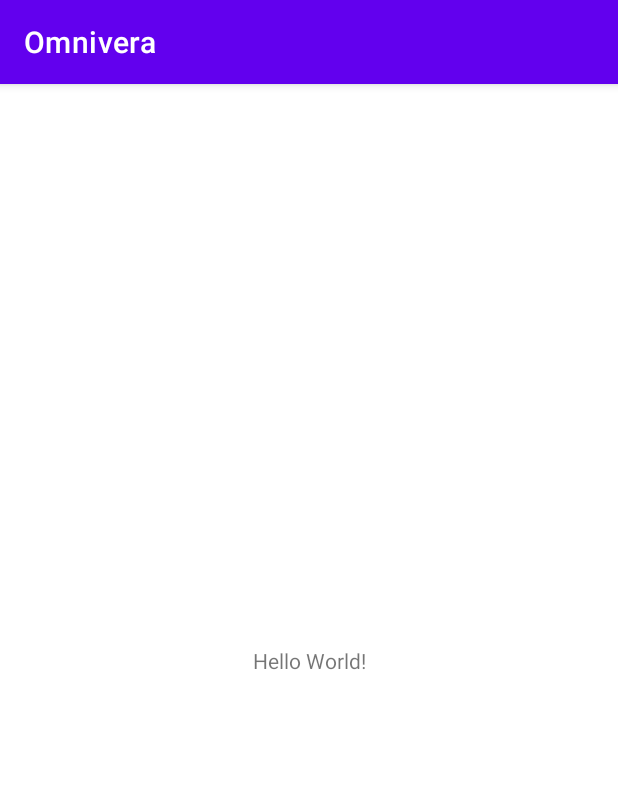
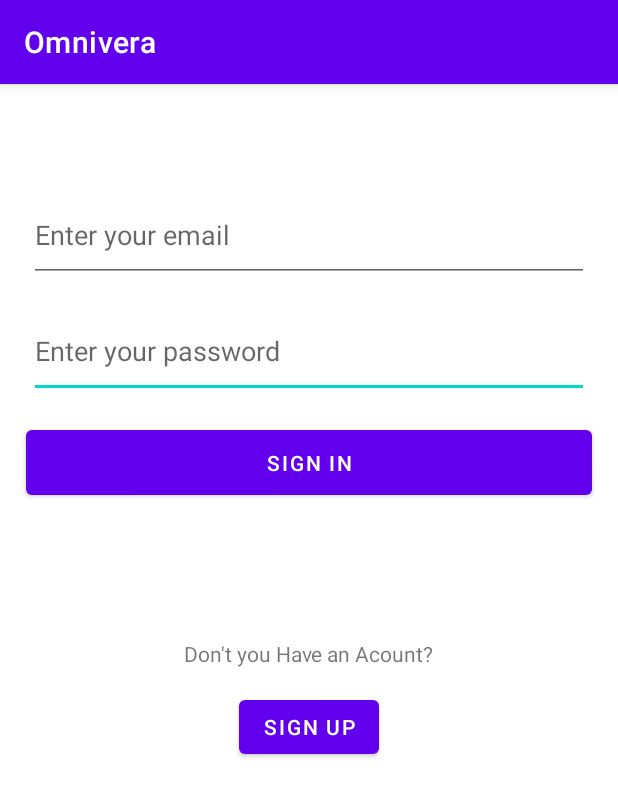
Before and after one commit to omnivera/cs394-project2, an Android app: the screen it shows after launch (MainActivity), on a phone screen of 412 x 824 dp. Shown: the top 797 px of the screen. Run offline under Robolectric (Android 15) with nearby library versions, the phone set to English and light mode, and no system bars.

Commit message:
added new classes and adjusted design

```diff
--- a/app/src/main/AndroidManifest.xml
+++ b/app/src/main/AndroidManifest.xml
@@ -10,6 +10,12 @@
         android:supportsRtl="true"
         android:theme="@style/Theme.Omnivera">
         <activity
+            android:name=".UploadActivity"
+            android:exported="false" />
+        <activity
+            android:name=".FeedActivity"
+            android:exported="false" />
+        <activity
             android:name=".MainActivity"
             android:exported="true">
             <intent-filter>
--- a/app/src/main/res/layout/activity_main.xml
+++ b/app/src/main/res/layout/activity_main.xml
@@ -6,13 +6,58 @@
     android:layout_height="match_parent"
     tools:context=".MainActivity">
 
+    <EditText
+        android:id="@+id/editTextTextPersonName2"
+        android:layout_width="373dp"
+        android:layout_height="62dp"
+        android:layout_marginTop="15dp"
+        android:ems="10"
+        android:hint="Enter your password"
+        android:inputType="textPersonName"
+        app:layout_constraintEnd_toEndOf="parent"
+        app:layout_constraintStart_toStartOf="parent"
+        app:layout_constraintTop_toBottomOf="@+id/editTextTextPersonName" />
+
+    <EditText
+        android:id="@+id/editTextTextPersonName"
+        android:layout_width="373dp"
+        android:layout_height="62dp"
+        android:layout_marginTop="70dp"
+        android:ems="10"
+        android:hint="Enter your email"
+        android:inputType="textPersonName"
+        app:layout_constraintEnd_toEndOf="parent"
+        app:layout_constraintStart_toStartOf="parent"
+        app:layout_constraintTop_toTopOf="parent" />
+
+    <Button
+        android:id="@+id/button3"
+        android:layout_width="377dp"
+        android:layout_height="55dp"
+        android:layout_marginTop="15dp"
+        android:text="SIGN IN"
+        app:layout_constraintEnd_toEndOf="parent"
+        app:layout_constraintStart_toStartOf="parent"
+        app:layout_constraintTop_toBottomOf="@+id/editTextTextPersonName2" />
+
     <TextView
+        android:id="@+id/textView"
         android:layout_width="wrap_content"
         android:layout_height="wrap_content"
-        android:text="Hello World!"
-        app:layout_constraintBottom_toBottomOf="parent"
-        app:layout_constraintLeft_toLeftOf="parent"
-        app:layout_constraintRight_toRightOf="parent"
-        app:layout_constraintTop_toTopOf="parent" />
+        android:layout_marginTop="90dp"
+        android:text="Don't you Have an Acount?"
+        app:layout_constraintEnd_toEndOf="parent"
+        app:layout_constraintStart_toStartOf="parent"
+        app:layout_constraintTop_toBottomOf="@+id/button3" />
+
+    <Button
+        android:id="@+id/button4"
+        android:layout_width="wrap_content"
+        android:layout_height="wrap_content"
+        android:layout_marginTop="15dp"
+        android:text="SIGN UP"
+        app:layout_constraintEnd_toEndOf="parent"
+        app:layout_constraintStart_toStartOf="parent"
+        app:layout_constraintTop_toBottomOf="@+id/textView" />
 
 </androidx.constraintlayout.widget.ConstraintLayout>
```
Also changed, not shown: app/src/main/java/com/mert/omnivera/FeedActivity.kt (added, +11 -0 lines), app/src/main/java/com/mert/omnivera/UploadActivity.kt (added, +11 -0 lines), app/src/main/res/layout/activity_feed.xml (added, +9 -0 lines), app/src/main/res/layout/activity_upload.xml (added, +9 -0 lines).
